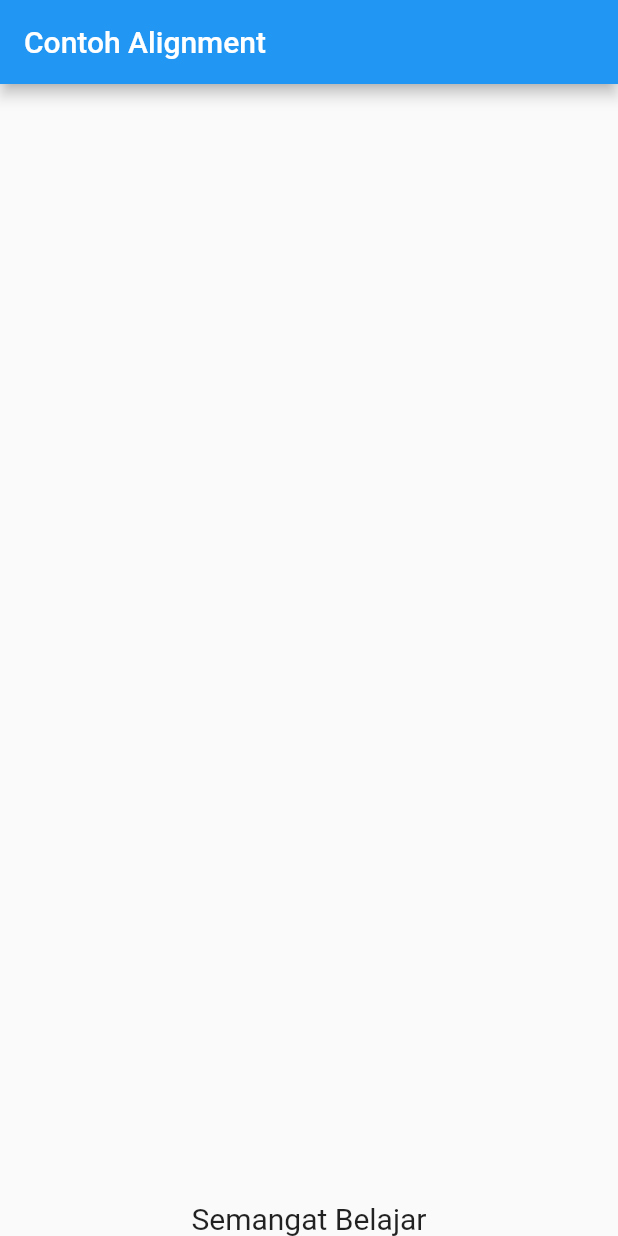
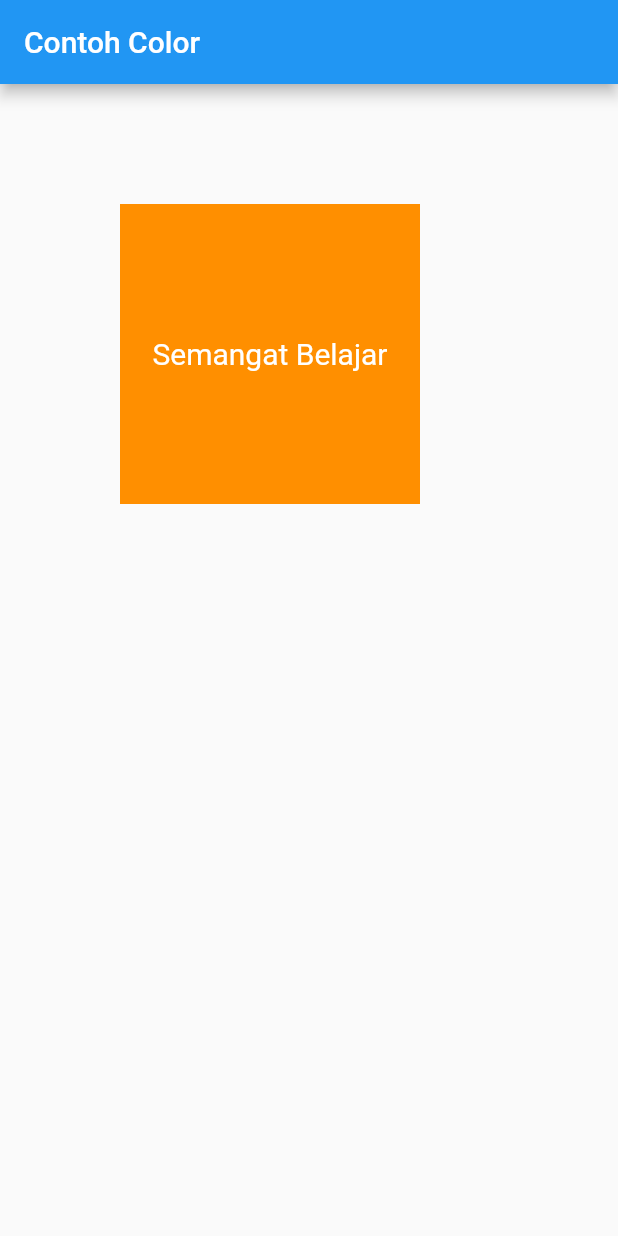
Before and after one commit to polinema-mobile/praktikum-02-layout-web-bola-SrirahmiLutfiahA, a Flutter app: the screen it shows after launch, on a phone screen of 412 x 824 dp. Run offline on Flutter 3.47's test engine with Material 2 defaults, Android fonts, the phone set to English and light mode, and no system bars.

Commit message:
Contoh Color

```diff
--- a/lib/main.dart
+++ b/lib/main.dart
@@ -11,13 +11,17 @@ class MyApp extends StatelessWidget {
   Widget build(BuildContext context) {
     return MaterialApp(
       home: Scaffold(
-        appBar: AppBar(title: Text("Contoh Alignment"),),
+        appBar: AppBar(title: Text("Contoh Color"),),
         body: Container(
-         alignment: Alignment.bottomCenter,
+         margin: EdgeInsets.all(80),
+         height: 200,
+         width: 200,
+         alignment: Alignment.center,
+         color: Colors.amber[800],
          child: Text(
            'Semangat Belajar',
-           style: TextStyle(fontSize: 20,),
-         ),
+           style: TextStyle(fontSize: 20, color: Colors.white),
+         )
         )
       ),
     );
```
